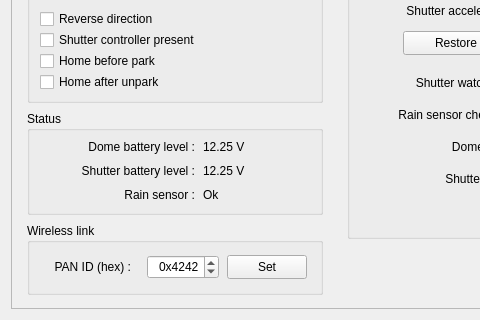
This is RTI-Dome.ui in rpineau/RTI-Dome as Qt 5 draws it before an edit; both pictures show x 0 to 480 and y 228 to 548 of the 712 by 548 pixel window. The edited form follows.
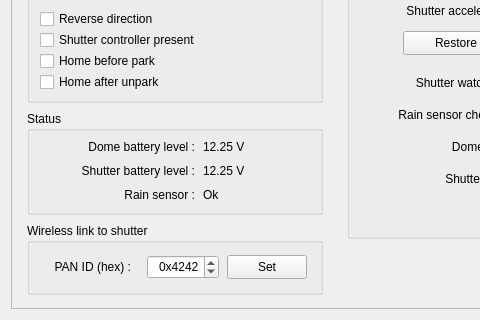
This is the edited form. Icons and pictures are not drawn. Custom widgets are drawn as their Qt base class.

Diff of the .ui file:
```diff
--- a/RTI-Dome.ui
+++ b/RTI-Dome.ui
@@ -697,7 +697,7 @@
        </rect>
       </property>
       <property name="title">
-       <string>Wireless link</string>
+       <string>Wireless link to shutter</string>
       </property>
       <widget class="QLabel" name="label_4">
        <property name="geometry">
```
